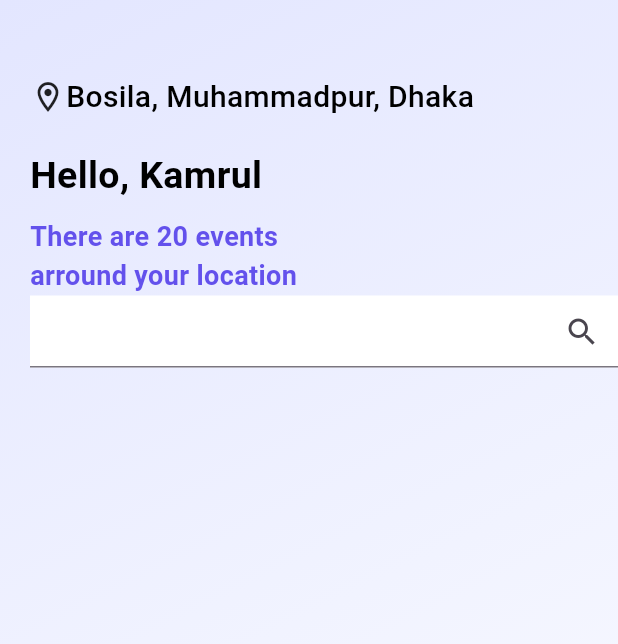
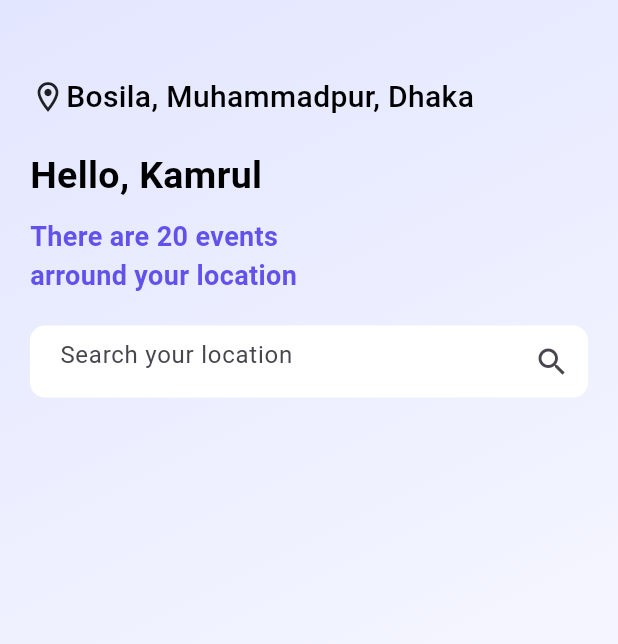
Before and after one commit to khsujon/Event_booking-App, a Flutter app: the screen it shows after launch, on a phone screen of 412 x 824 dp. Shown: the top 644 px of the screen. Run offline on Flutter 3.47's test engine with Material 3 defaults, Android fonts, the phone set to English and light mode, and no system bars.

Commit message:
Search bar design complete

```diff
--- a/lib/pages/home_screen.dart
+++ b/lib/pages/home_screen.dart
@@ -12,7 +12,7 @@ class _HomeScreenState extends State<HomeScreen> {
   Widget build(BuildContext context) {
     return Scaffold(
         body: Container(
-      padding: EdgeInsets.only(top: 50.0, left: 20.0),
+      padding: EdgeInsets.only(top: 50.0, left: 20.0, right: 20.0),
       width: MediaQuery.of(context).size.width,
       decoration: BoxDecoration(
           gradient: LinearGradient(
@@ -59,16 +59,23 @@ class _HomeScreenState extends State<HomeScreen> {
                 fontSize: 18.0,
                 fontWeight: FontWeight.bold),
           ),
+          SizedBox(
+            height: 20.0,
+          ),
 
           //Search bar
           Container(
+            padding: EdgeInsets.only(left: 20),
             width: MediaQuery.of(context).size.width,
             decoration: BoxDecoration(
+              borderRadius: BorderRadius.circular(10),
               color: Colors.white,
             ),
             child: TextField(
-              decoration:
-                  InputDecoration(suffixIcon: Icon(Icons.search_outlined)),
+              decoration: InputDecoration(
+                  suffixIcon: Icon(Icons.search_outlined),
+                  border: InputBorder.none,
+                  hintText: "Search your location"),
             ),
           )
         ],
```
